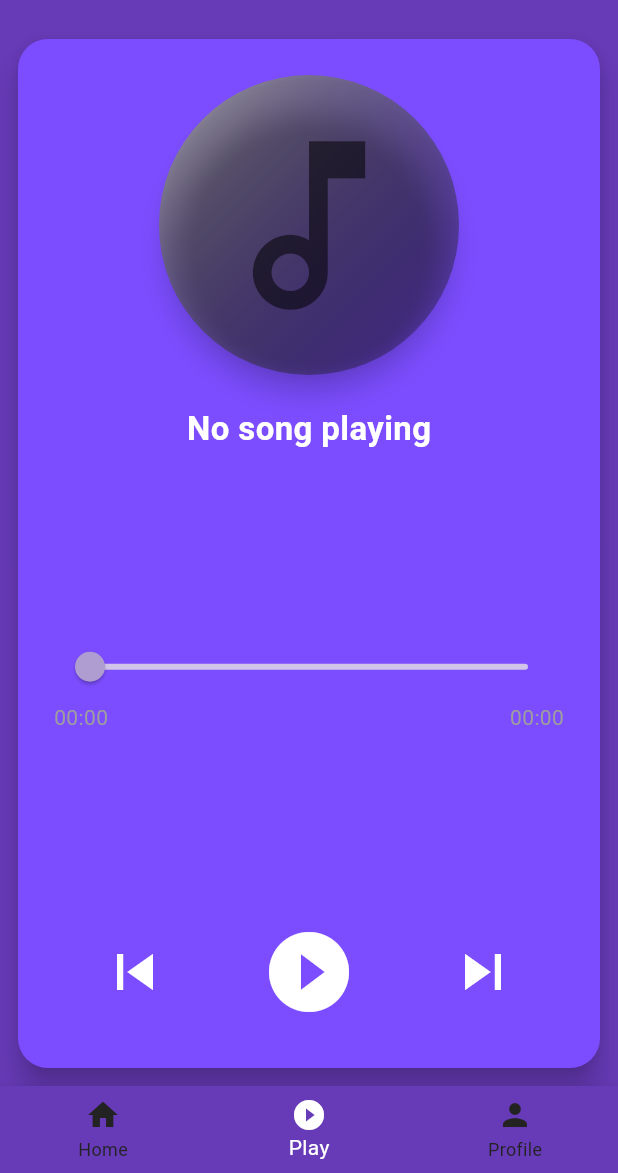
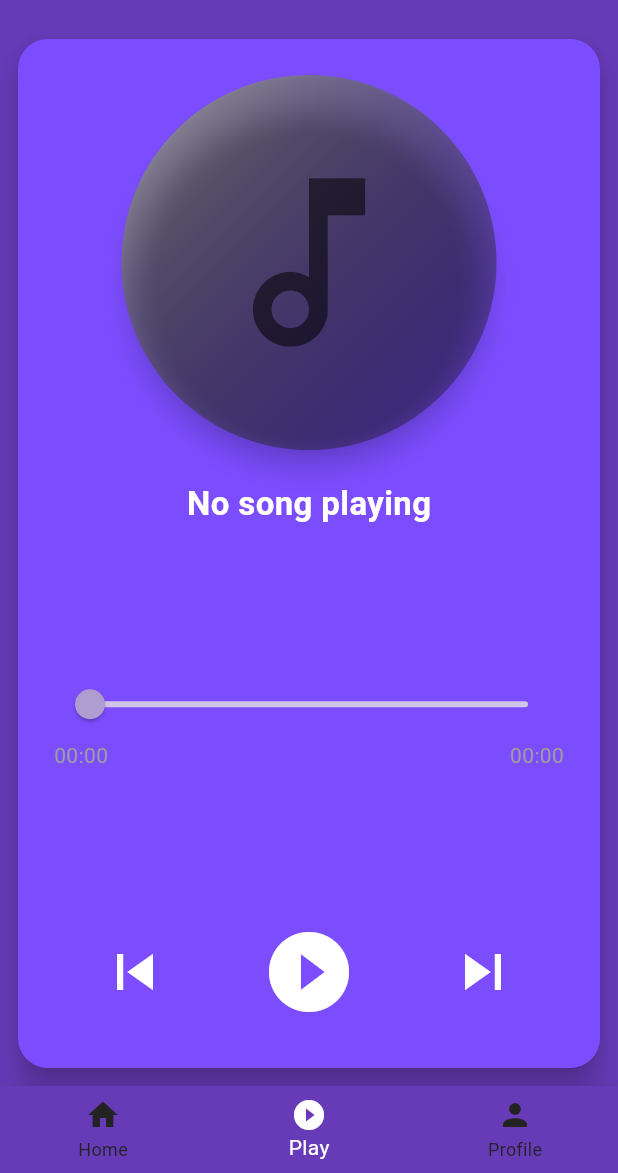
Before and after one commit to navin280123/music, a Flutter app: the screen it shows after launch, item 2 of the bottom bar chosen, on a phone screen of 412 x 824 dp, the part 63-1236 px from its top. Run offline on Flutter 3.47's test engine with Material 3 defaults, Android fonts, the phone set to English and light mode, and no system bars; our stand-ins replace audioplayers, lottie, permission_handler.

```diff
--- a/lib/PlayScreen.dart
+++ b/lib/PlayScreen.dart
@@ -25,17 +25,53 @@ class PlayScreen extends StatefulWidget {
   _PlayScreenState createState() => _PlayScreenState();
 }
 
-class _PlayScreenState extends State<PlayScreen> {
+class _PlayScreenState extends State<PlayScreen> with SingleTickerProviderStateMixin {
   double sliderValue = 0;
+  late AnimationController _controller;
+  late Animation<double> _scaleAnimation;
 
   @override
   void initState() {
     super.initState();
+
+    // Initialize animation controller
+    _controller = AnimationController(
+      duration: const Duration(milliseconds: 800),
+      vsync: this,
+    );
+
+    // Define the scale animation
+    _scaleAnimation = Tween<double>(begin: 0.9, end: 1.0).animate(
+      CurvedAnimation(parent: _controller, curve: Curves.easeInOut),
+    );
+
+    // Listen to position changes for the slider
     widget.audioPlayer.onPositionChanged.listen((position) {
       setState(() {
         sliderValue = position.inSeconds.toDouble();
       });
     });
+
+    // Start or stop animation based on isPlaying state
+    _updateAnimationState();
+  }
+
+  @override
+  void didUpdateWidget(covariant PlayScreen oldWidget) {
+    super.didUpdateWidget(oldWidget);
+    // Update animation state whenever the playing status changes
+    if (oldWidget.isPlaying != widget.isPlaying) {
+      _updateAnimationState();
+    }
+  }
+
+  void _updateAnimationState() {
+    if (widget.isPlaying) {
+      _controller.repeat(reverse: true);
+    } else {
+      // Smoothly transition the scale animation to 1.0 when stopping
+      _controller.animateTo(1.0, duration: const Duration(milliseconds: 500), curve: Curves.easeOut);
+    }
   }
 
   void seekAudio(double seconds) {
@@ -49,7 +85,7 @@ class _PlayScreenState extends State<PlayScreen> {
         : "No song playing";
 
     return Scaffold(
-      backgroundColor: Colors.deepPurple, // Background color set to deep purple
+      backgroundColor: Colors.deepPurple,
       body: Center(
         child: Padding(
           padding: const EdgeInsets.all(8.0),
@@ -63,11 +99,14 @@ class _PlayScreenState extends State<PlayScreen> {
               padding: const EdgeInsets.all(24.0),
               child: Column(
                 children: [
-                    AnimatedContainer(
-                      duration: const Duration(milliseconds: 1000),
-                      curve: Curves.easeInOut,
-                      width: widget.isPlaying ? 300.0 : 200.0,
-                      height: widget.isPlaying ? 300.0 : 200.0,
+                  AnimatedBuilder(
+                    animation: _scaleAnimation,
+                    builder: (context, child) {
+                      return Transform.scale(
+                        scale: _scaleAnimation.value,
+                        child: Container(
+                          width: 250,
+                          height: 250,
                           decoration: BoxDecoration(
                             shape: BoxShape.circle,
                             gradient: widget.isPlaying
@@ -96,13 +135,16 @@ class _PlayScreenState extends State<PlayScreen> {
                             ),
                           ),
                         ),
+                      );
+                    },
+                  ),
                   const SizedBox(height: 20.0),
                   Text(
                     currentSong,
                     style: TextStyle(
                       fontSize: 22,
                       fontWeight: FontWeight.w600,
-                      color: const Color.fromARGB(255, 255, 255, 255),
+                      color: Colors.white,
                     ),
                     overflow: TextOverflow.ellipsis,
                     maxLines: 1,
@@ -152,7 +194,7 @@ class _PlayScreenState extends State<PlayScreen> {
                         icon: const Icon(
                           Icons.skip_previous,
                           size: 48.0,
-                          color: Color.fromARGB(255, 255, 255, 255),
+                          color: Colors.white,
                         ),
                         onPressed: onPreviousSong,
                       ),
@@ -162,14 +204,12 @@ class _PlayScreenState extends State<PlayScreen> {
                               ? Icons.pause_circle_filled
                               : Icons.play_circle_fill,
                           size: 64.0,
-                          color: const Color.fromARGB(255, 255, 255, 255),
+                          color: Colors.white,
                         ),
                         onPressed: widget.currentlyPlayingIndex != null
                             ? () => widget.onPlayOrPause(
                                   widget.currentlyPlayingIndex!,
-                                  widget
-                                      .audioFiles[widget.currentlyPlayingIndex!]
-                                      .path,
+                                  widget.audioFiles[widget.currentlyPlayingIndex!].path,
                                 )
                             : null,
                       ),
@@ -177,7 +217,7 @@ class _PlayScreenState extends State<PlayScreen> {
                         icon: const Icon(
                           Icons.skip_next,
                           size: 48.0,
-                          color: Color.fromARGB(255, 255, 255, 255),
+                          color: Colors.white,
                         ),
                         onPressed: onNextSong,
                       ),
@@ -222,4 +262,10 @@ class _PlayScreenState extends State<PlayScreen> {
         ? "$hours:$minutes:$seconds"
         : "$minutes:$seconds";
   }
+
+  @override
+  void dispose() {
+    _controller.dispose();
+    super.dispose();
   }
+}
--- a/lib/SearchScreen.dart
+++ b/lib/SearchScreen.dart
@@ -1,4 +1,4 @@
-import 'dart:io';
+
 import 'package:audioplayers/audioplayers.dart' as audioPlayers;
 import 'package:flutter/material.dart';
 
```
Lines whose indentation alone changed are shown as unchanged.
